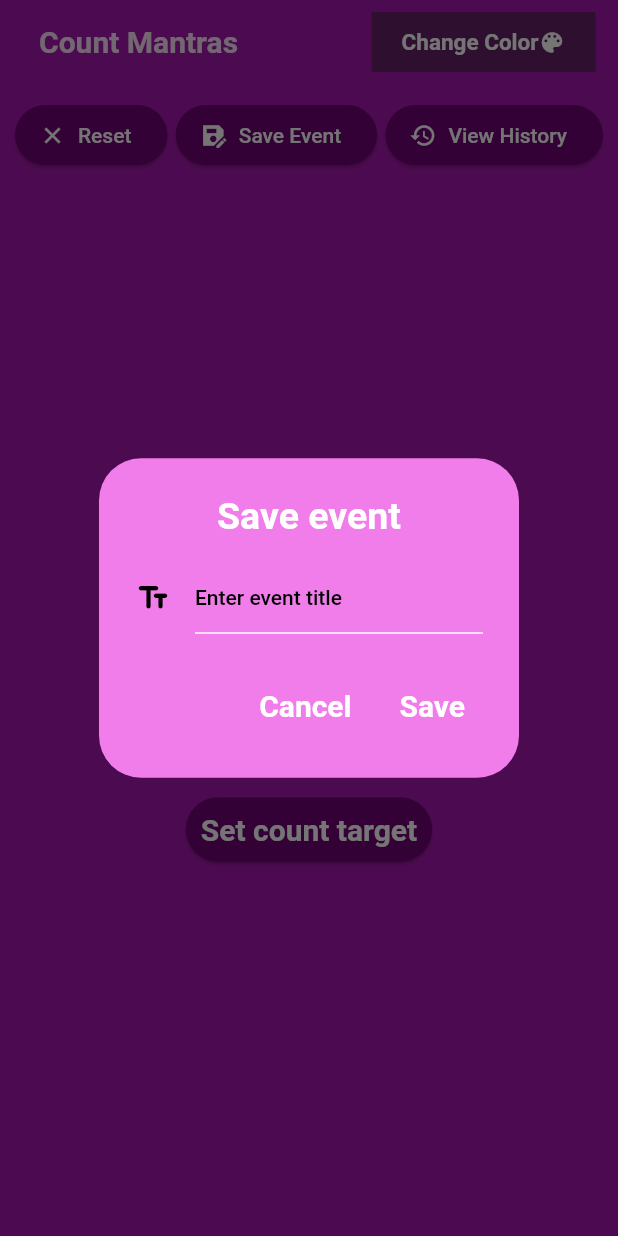
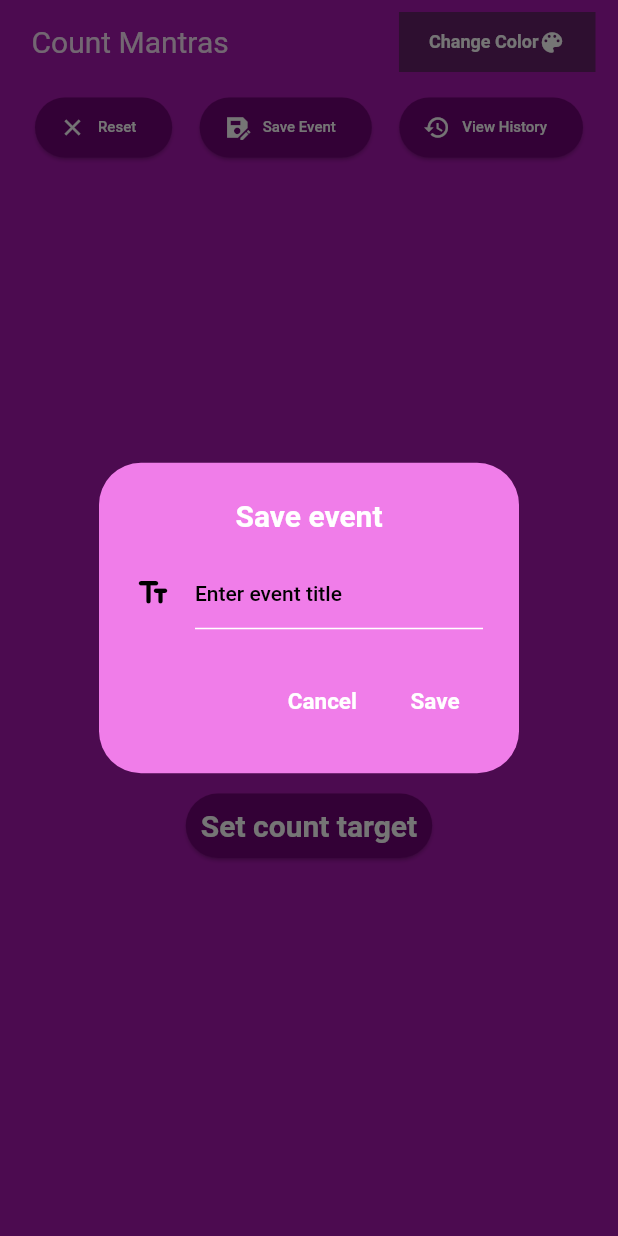
Before and after one commit to SreedharLakshman2/count_mantras, a Flutter app: the screen it shows after launch, after a tap on "Save Event", on a phone screen of 412 x 824 dp. Run offline on Flutter 3.47's test engine with Material 2 defaults, Android fonts, the phone set to English and light mode, and no system bars; our stand-ins replace google_mobile_ads, hive, hive_flutter, vibration; accounts and stored records are empty; network calls fail.

Commit message:
UI updated.

```diff
--- a/lib/counter_view.dart
+++ b/lib/counter_view.dart
@@ -66,6 +66,7 @@ class CounterViewWithTapState extends State<CounterViewWithTap> {
   void showResetAlert() {
     if (count > 0 || targetCount > 0) {
       showDialog(
+        barrierDismissible: false,
         context: context,
         builder: (cxt) => AlertDialog(
           title: const Text('Reset Alert',
@@ -77,7 +78,7 @@ class CounterViewWithTapState extends State<CounterViewWithTap> {
               style: TextStyle(
                   color: Color.fromARGB(255, 254, 254, 254),
                   fontWeight: FontWeight.bold,
-                  fontSize: 25)),
+                  fontSize: 15)),
           actions: [
             TextButton(
                 onPressed: () {
@@ -87,7 +88,7 @@ class CounterViewWithTapState extends State<CounterViewWithTap> {
                     style: TextStyle(
                         color: Color.fromARGB(255, 255, 255, 255),
                         fontWeight: FontWeight.bold,
-                        fontSize: 20))),
+                        fontSize: 15))),
             TextButton(
                 onPressed: () {
                   setState(() {
@@ -100,7 +101,7 @@ class CounterViewWithTapState extends State<CounterViewWithTap> {
                     style: TextStyle(
                         color: Color.fromARGB(255, 251, 51, 51),
                         fontWeight: FontWeight.bold,
-                        fontSize: 20)))
+                        fontSize: 15)))
           ],
         ),
       );
@@ -116,13 +117,14 @@ class CounterViewWithTapState extends State<CounterViewWithTap> {
 
 //openDialogForSetTarget
   Future<String?> openDialogForSetTarget() => showDialog<String>(
+        barrierDismissible: false,
         context: context,
         builder: (context) => AlertDialog(
           backgroundColor: Color.fromARGB(255, 240, 125, 233),
           title: const Text(
             'Set Target',
             style: TextStyle(
-                color: Colors.white, fontWeight: FontWeight.bold, fontSize: 30),
+                color: Colors.white, fontWeight: FontWeight.bold, fontSize: 20),
             textAlign: TextAlign.center,
           ),
           content: TextField(
@@ -143,7 +145,7 @@ class CounterViewWithTapState extends State<CounterViewWithTap> {
                     style: TextStyle(
                         color: Colors.white,
                         fontWeight: FontWeight.bold,
-                        fontSize: 20))),
+                        fontSize: 15))),
             TextButton(
                 onPressed: () {
                   if (controler.text.isNotEmpty) {
@@ -154,7 +156,7 @@ class CounterViewWithTapState extends State<CounterViewWithTap> {
                     style: TextStyle(
                         color: Colors.white,
                         fontWeight: FontWeight.bold,
-                        fontSize: 20)))
+                        fontSize: 15)))
           ],
         ),
       );
@@ -168,6 +170,7 @@ class CounterViewWithTapState extends State<CounterViewWithTap> {
 
   void setTargetReached() {
     showDialog(
+      barrierDismissible: false,
       context: context,
       builder: (cxt) => AlertDialog(
         title: const Text(
@@ -175,7 +178,7 @@ class CounterViewWithTapState extends State<CounterViewWithTap> {
           style: TextStyle(
             color: Color.fromARGB(255, 251, 250, 250),
             fontWeight: FontWeight.bold,
-            fontSize: 30,
+            fontSize: 20,
           ),
           textAlign: TextAlign.center,
         ),
@@ -184,7 +187,7 @@ class CounterViewWithTapState extends State<CounterViewWithTap> {
             style: TextStyle(
                 color: Color.fromARGB(255, 251, 250, 250),
                 fontWeight: FontWeight.bold,
-                fontSize: 25)),
+                fontSize: 15)),
         actions: [
           TextButton(
               onPressed: () {
@@ -199,7 +202,7 @@ class CounterViewWithTapState extends State<CounterViewWithTap> {
                   style: TextStyle(
                       color: Colors.white,
                       fontWeight: FontWeight.bold,
-                      fontSize: 20))),
+                      fontSize: 15))),
           TextButton(
               onPressed: () async {
                 Navigator.pop(cxt);
@@ -211,7 +214,7 @@ class CounterViewWithTapState extends State<CounterViewWithTap> {
                   style: TextStyle(
                       color: Colors.white,
                       fontWeight: FontWeight.bold,
-                      fontSize: 20))),
+                      fontSize: 15))),
         ],
       ),
     );
@@ -238,13 +241,14 @@ class CounterViewWithTapState extends State<CounterViewWithTap> {
 
   //openDialog to Save counter info
   Future openDialogToSaveCounterInfo() => showDialog(
+        barrierDismissible: false,
         context: context,
         builder: (context) => AlertDialog(
           backgroundColor: Color.fromARGB(255, 240, 125, 233),
           title: Text(
             count == 0 ? 'Save event' : 'Save count event',
             style: TextStyle(
-                color: Colors.white, fontWeight: FontWeight.bold, fontSize: 25),
+                color: Colors.white, fontWeight: FontWeight.bold, fontSize: 20),
             textAlign: TextAlign.center,
           ),
           content: TextField(
@@ -264,7 +268,7 @@ class CounterViewWithTapState extends State<CounterViewWithTap> {
                     style: TextStyle(
                         color: Colors.white,
                         fontWeight: FontWeight.bold,
-                        fontSize: 20))),
+                        fontSize: 15))),
             TextButton(
                 onPressed: () {
                   if (saveCountInfoTitlecontroler.text.isNotEmpty) {
@@ -284,7 +288,7 @@ class CounterViewWithTapState extends State<CounterViewWithTap> {
                     style: TextStyle(
                         color: Colors.white,
                         fontWeight: FontWeight.bold,
-                        fontSize: 20)))
+                        fontSize: 15)))
           ],
         ),
       );
@@ -293,38 +297,32 @@ class CounterViewWithTapState extends State<CounterViewWithTap> {
   Widget build(BuildContext context) {
     return Container(
       child: Padding(
-        padding: const EdgeInsets.all(10.0),
+        padding: const EdgeInsets.all(5.0),
         child: Column(
           children: [
             //Clear button and Settarget Button
             Row(
-              mainAxisAlignment: MainAxisAlignment.spaceBetween,
+              mainAxisAlignment: MainAxisAlignment.spaceEvenly,
               crossAxisAlignment: CrossAxisAlignment.center,
               children: [
                 ElevatedButton.icon(
                   onPressed: showResetAlert,
                   icon: Icon(Icons.clear), //icon data for elevated button
-                  label: Text("Reset"), //label text
+                  label: Text(
+                    "Reset",
+                    style: TextStyle(fontSize: 10),
+                  ), //label text
                 ),
                 ElevatedButton.icon(
                   onPressed: () async {
-                    //if (count != 0) {
                     openDialogToSaveCounterInfo();
-                    // } else {
-                    //   ScaffoldMessenger.of(context).showSnackBar(SnackBar(
-                    //     content: const Text('Add some count before save it.'),
-                    //     duration: const Duration(seconds: 3),
-                    //     action: SnackBarAction(
-                    //       label: '',
-                    //       onPressed: () {},
-                    //     ),
-                    //   ));
-                    // }
                   },
                   icon:
                       Icon(Icons.save_as_sharp), //icon data for elevated button
                   label: Text(
-                      count > 0 ? 'Save Count' : 'Save Event'), //label text
+                    count > 0 ? 'Save Count' : 'Save Event',
+                    style: TextStyle(fontSize: 10),
+                  ), //label text
                 ),
                 ElevatedButton.icon(
                   onPressed: () {
@@ -338,7 +336,10 @@ class CounterViewWithTapState extends State<CounterViewWithTap> {
                     );
                   },
                   icon: Icon(Icons.history), //icon data for elevated button
-                  label: Text("View History"), //label text
+                  label: Text(
+                    "View History",
+                    style: TextStyle(fontSize: 10),
+                  ), //label text
                 ),
               ],
             ),
@@ -397,7 +398,7 @@ class CounterViewWithTapState extends State<CounterViewWithTap> {
                   color: Colors.white),
             ),
             const SizedBox(
-              height: 20,
+              height: 15,
             ),
             ElevatedButton(
               onPressed: () async {
--- a/lib/main.dart
+++ b/lib/main.dart
@@ -74,14 +74,15 @@ class CounterViewState extends State<CounterView> {
         appBar: AppBar(
           //centerTitle: true,
           title: const Padding(
-            padding: EdgeInsets.all(10.0),
+            padding: EdgeInsets.all(5.0),
             child: Text(
               'Count Mantras',
               style: TextStyle(
                 color: Color.fromARGB(255, 250, 224, 249),
-                fontWeight: FontWeight.bold,
+                fontWeight: FontWeight.normal,
               ),
               textAlign: TextAlign.start,
+              maxLines: 2,
             ),
           ),
           actions: [
@@ -102,7 +103,7 @@ class CounterViewState extends State<CounterView> {
                 Text(
                   'Change Color',
                   style: TextStyle(
-                      fontSize: 15,
+                      fontSize: 12,
                       fontWeight: FontWeight.bold,
                       color: Color.fromARGB(255, 255, 255, 255)),
                 ),
```
